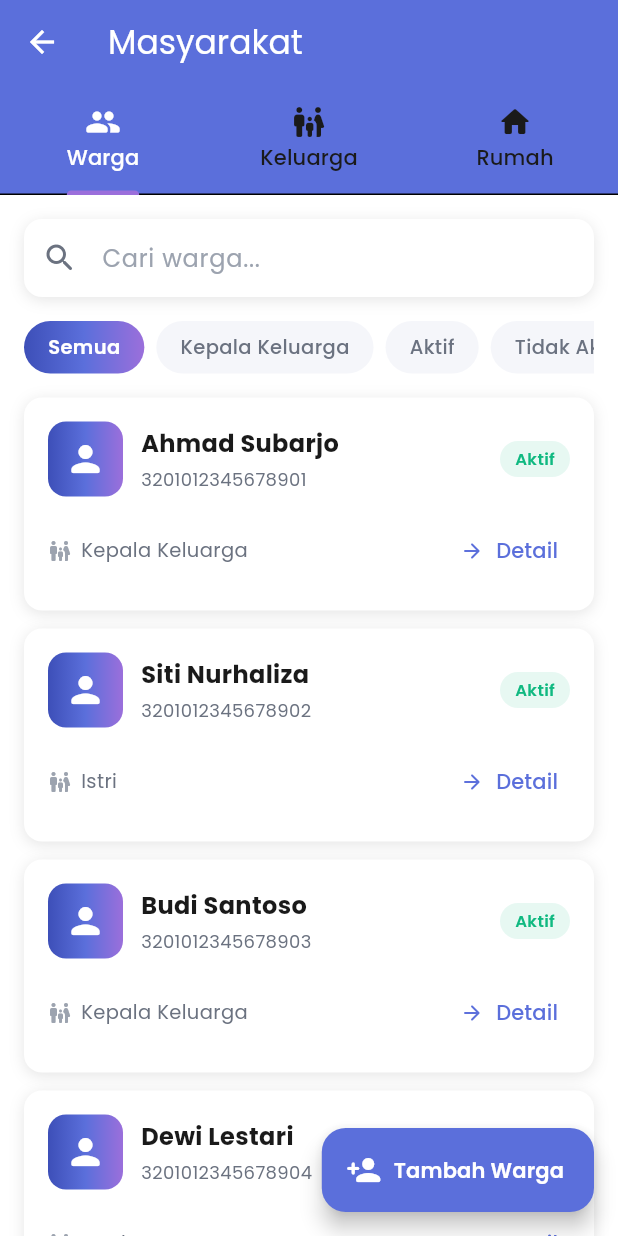
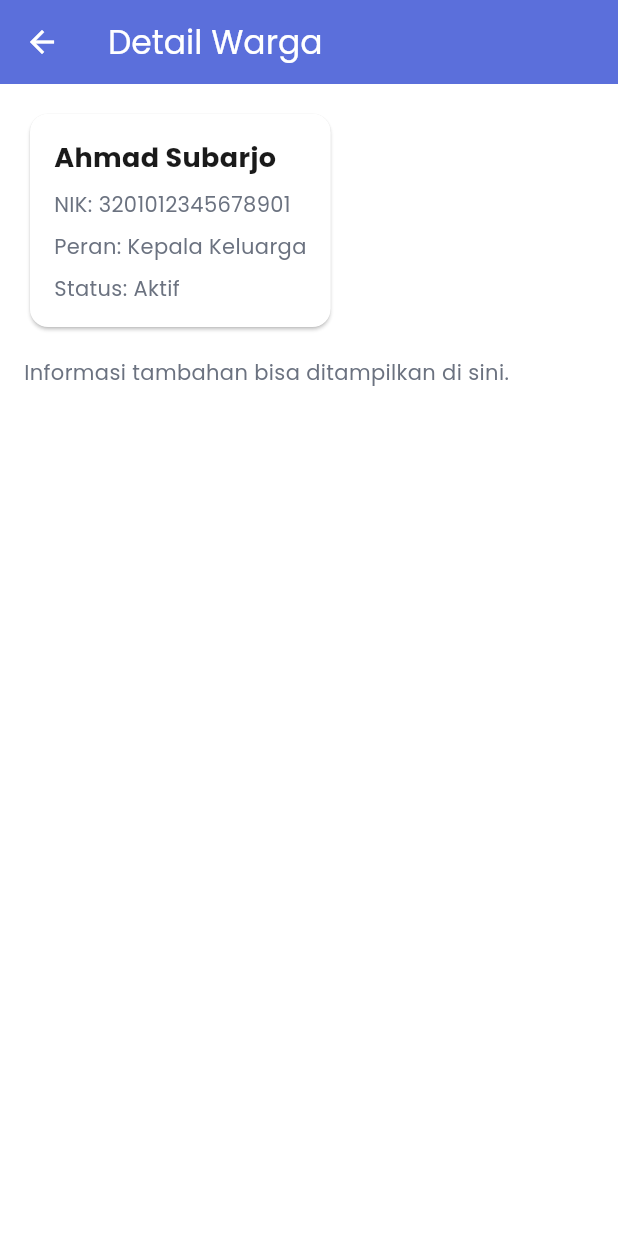
Before and after one commit to Ruphasa/Pentagram, a Flutter app: the MasyarakatPage screen opened directly, after a tap on "Detail", on a phone screen of 412 x 824 dp. Run offline on Flutter 3.47's test engine with Material 3 defaults, Android fonts, the phone set to English and light mode, and no system bars; our stand-ins replace firebase_core, google_fonts; accounts and stored records are empty.

Commit message:
Feat : detail warga, ,keluarga, dan rumah

```diff
--- /dev/null
+++ b/lib/pages/masyarakat/detail_warga_page.dart
@@ -0,0 +1,60 @@
+import 'package:flutter/material.dart';
+import 'package:pentagram/utils/app_colors.dart';
+
+class DetailWargaPage extends StatelessWidget {
+  final String name;
+  final String nik;
+  final String role;
+  final String status;
+
+  const DetailWargaPage({
+    super.key,
+    required this.name,
+    required this.nik,
+    required this.role,
+    required this.status,
+  });
+
+  @override
+  Widget build(BuildContext context) {
+    return Scaffold(
+      appBar: AppBar(
+        backgroundColor: AppColors.primary,
+        foregroundColor: AppColors.textOnPrimary,
+        title: const Text('Detail Warga'),
+        elevation: 0,
+      ),
+      backgroundColor: AppColors.background,
+      body: Padding(
+        padding: const EdgeInsets.all(16),
+        child: Column(
+          crossAxisAlignment: CrossAxisAlignment.start,
+          children: [
+            Card(
+              color: AppColors.cardBackground,
+              shape: RoundedRectangleBorder(borderRadius: BorderRadius.circular(12)),
+              child: Padding(
+                padding: const EdgeInsets.all(16),
+                child: Column(
+                  crossAxisAlignment: CrossAxisAlignment.start,
+                  children: [
+                    Text(name, style: const TextStyle(fontSize: 18, fontWeight: FontWeight.bold, color: AppColors.textPrimary)),
+                    const SizedBox(height: 8),
+                    Text('NIK: $nik', style: const TextStyle(color: AppColors.textSecondary)),
+                    const SizedBox(height: 8),
+                    Text('Peran: $role', style: const TextStyle(color: AppColors.textSecondary)),
+                    const SizedBox(height: 8),
+                    Text('Status: $status', style: const TextStyle(color: AppColors.textSecondary)),
+                  ],
+                ),
+              ),
+            ),
+            const SizedBox(height: 16),
+            // Placeholder for more details (alamat, kontak, riwayat)
+            Text('Informasi tambahan bisa ditampilkan di sini.', style: const TextStyle(color: AppColors.textSecondary)),
+          ],
+        ),
+      ),
+    );
+  }
+}
--- a/lib/pages/masyarakat/masyarakat_page.dart
+++ b/lib/pages/masyarakat/masyarakat_page.dart
@@ -4,6 +4,9 @@ import 'package:pentagram/pages/mutasi_keluarga/daftar_page.dart';
 import 'package:pentagram/pages/masyarakat/tambah_warga_page.dart';
 import 'package:pentagram/pages/masyarakat/tambah_keluarga_page.dart';
 import 'package:pentagram/pages/masyarakat/tambah_rumah_page.dart';
+import 'package:pentagram/pages/masyarakat/detail_warga_page.dart';
+import 'package:pentagram/pages/masyarakat/detail_keluarga_page.dart';
+import 'package:pentagram/pages/masyarakat/detail_rumah_page.dart';
 
 class MasyarakatPage extends StatefulWidget {
   const MasyarakatPage({super.key});
@@ -455,7 +458,19 @@ class _MasyarakatPageState extends State<MasyarakatPage> with SingleTickerProvid
               ),
               const Spacer(),
               TextButton.icon(
-                onPressed: () {},
+                onPressed: () {
+                  Navigator.push(
+                    context,
+                    MaterialPageRoute(
+                      builder: (context) => DetailWargaPage(
+                        name: name,
+                        nik: nik,
+                        role: role,
+                        status: status,
+                      ),
+                    ),
+                  );
+                },
                 icon: const Icon(Icons.arrow_forward_rounded, size: 16),
                 label: const Text('Detail'),
                 style: TextButton.styleFrom(
@@ -570,7 +585,19 @@ class _MasyarakatPageState extends State<MasyarakatPage> with SingleTickerProvid
                 ),
               ),
               TextButton.icon(
-                onPressed: () {},
+                onPressed: () {
+                  Navigator.push(
+                    context,
+                    MaterialPageRoute(
+                      builder: (context) => DetailKeluargaPage(
+                        namaKeluarga: namaKeluarga,
+                        kepalaKeluarga: kepalaKeluarga,
+                        jumlahAnggota: jumlahAnggota,
+                        alamat: alamat,
+                      ),
+                    ),
+                  );
+                },
                 icon: const Icon(Icons.arrow_forward_rounded, size: 16),
                 label: const Text('Detail'),
                 style: TextButton.styleFrom(
@@ -687,7 +714,20 @@ class _MasyarakatPageState extends State<MasyarakatPage> with SingleTickerProvid
                 ),
               ),
               TextButton.icon(
-                onPressed: () {},
+                onPressed: () {
+                  Navigator.push(
+                    context,
+                    MaterialPageRoute(
+                      builder: (context) => DetailRumahPage(
+                        alamat: alamat,
+                        rt: rt,
+                        rw: rw,
+                        kepalaKeluarga: kepalaKeluarga,
+                        status: status,
+                      ),
+                    ),
+                  );
+                },
                 icon: const Icon(Icons.arrow_forward_rounded, size: 16),
                 label: const Text('Detail'),
                 style: TextButton.styleFrom(
```
Also changed, not shown: lib/pages/masyarakat/detail_keluarga_page.dart (added, +59 -0 lines), lib/pages/masyarakat/detail_rumah_page.dart (added, +61 -0 lines).
